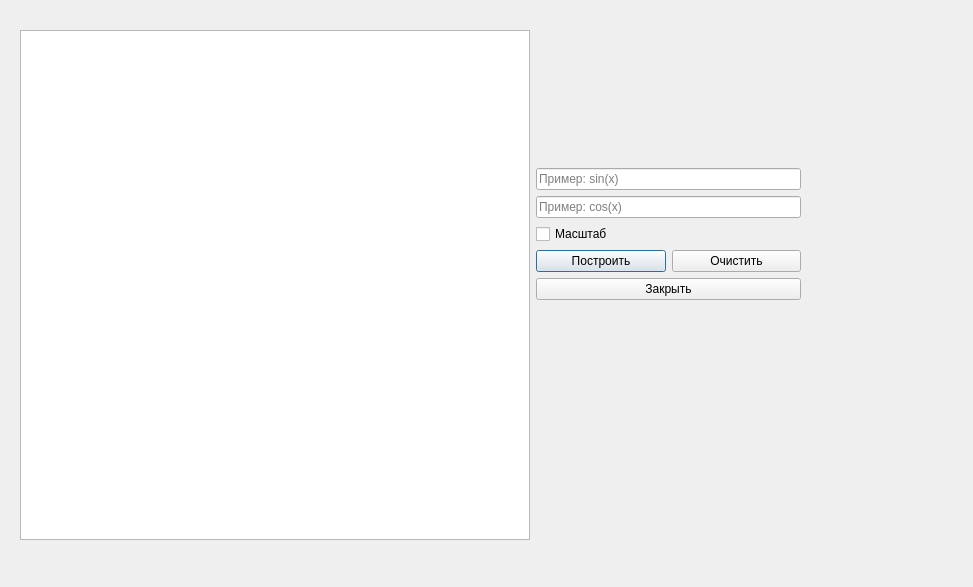
Qt form comparewindow.ui (MupLever/QtGraphBuilder) before a commit.
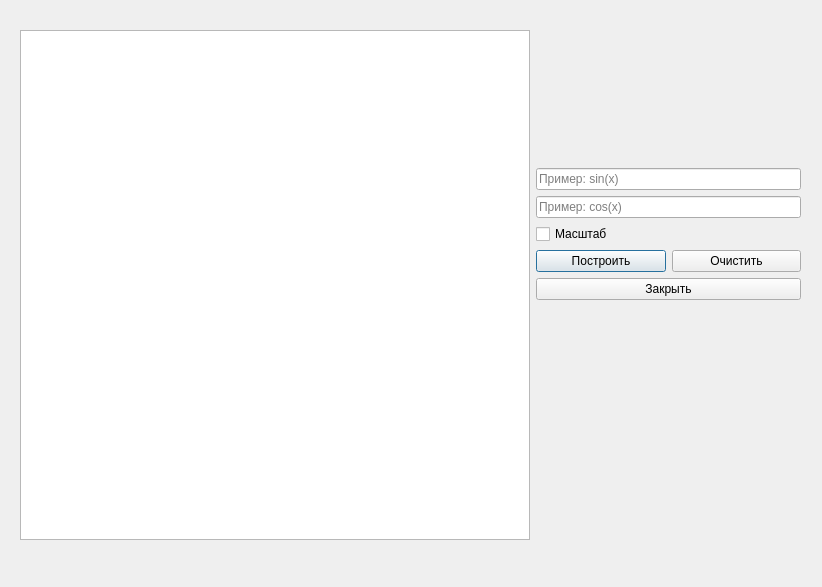
The same form after that commit.

What changed in the file:
```diff
--- a/comparewindow.ui
+++ b/comparewindow.ui
@@ -6,7 +6,7 @@
    <rect>
     <x>0</x>
     <y>0</y>
-    <width>973</width>
+    <width>822</width>
     <height>587</height>
    </rect>
   </property>
```
